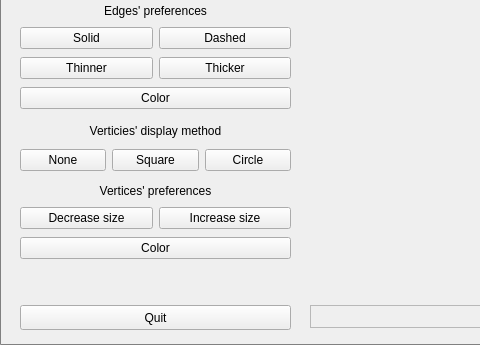
Qt form src/3D_Viewer/mainwindow.ui (Ankononenko/s21_3DViewer) before a commit; both pictures show x 0 to 480 and y 455 to 800 of the 1200 by 800 pixel window.
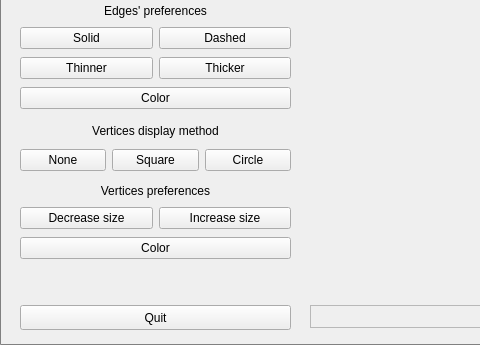
The same form after that commit. Custom widgets are drawn as their Qt base class.

```diff
--- a/src/3D_Viewer/mainwindow.ui
+++ b/src/3D_Viewer/mainwindow.ui
@@ -447,7 +447,7 @@
      <item>
       <widget class="QLabel" name="edgesDisplayMethodLabel">
        <property name="text">
-        <string>Verticies' display method</string>
+        <string>Vertices display method</string>
        </property>
        <property name="alignment">
         <set>Qt::AlignCenter</set>
@@ -502,7 +502,7 @@
      <item>
       <widget class="QLabel" name="verticesPreferencesLabel">
        <property name="text">
-        <string>Vertices' preferences</string>
+        <string>Vertices preferences</string>
        </property>
        <property name="alignment">
         <set>Qt::AlignCenter</set>
```
